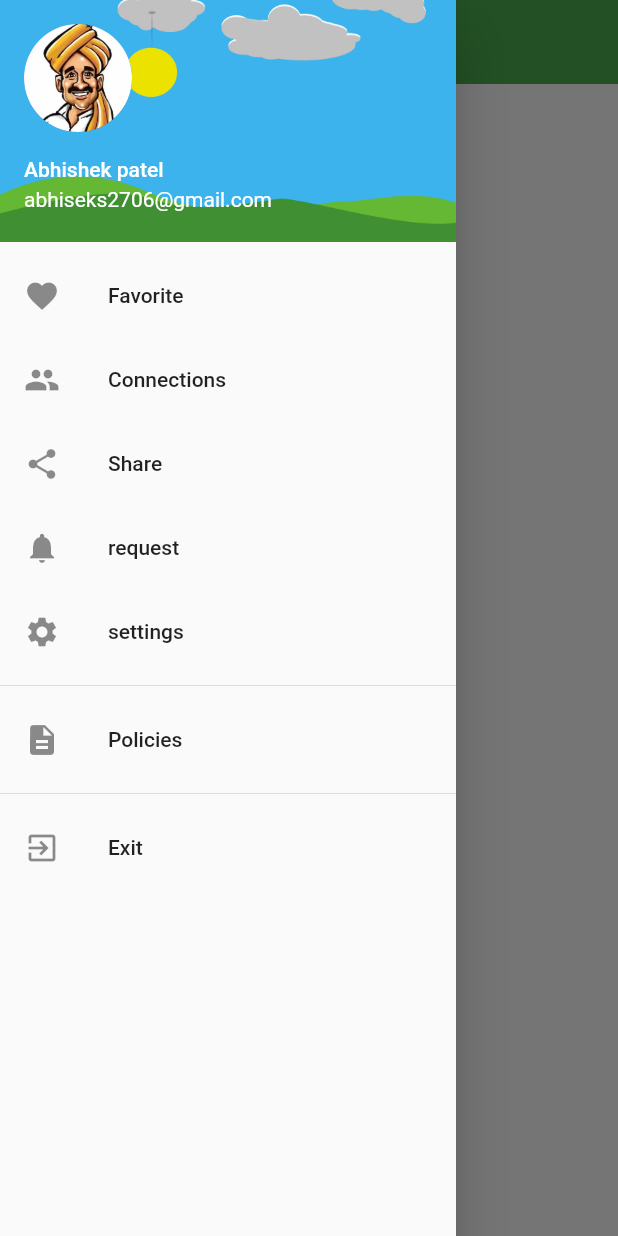
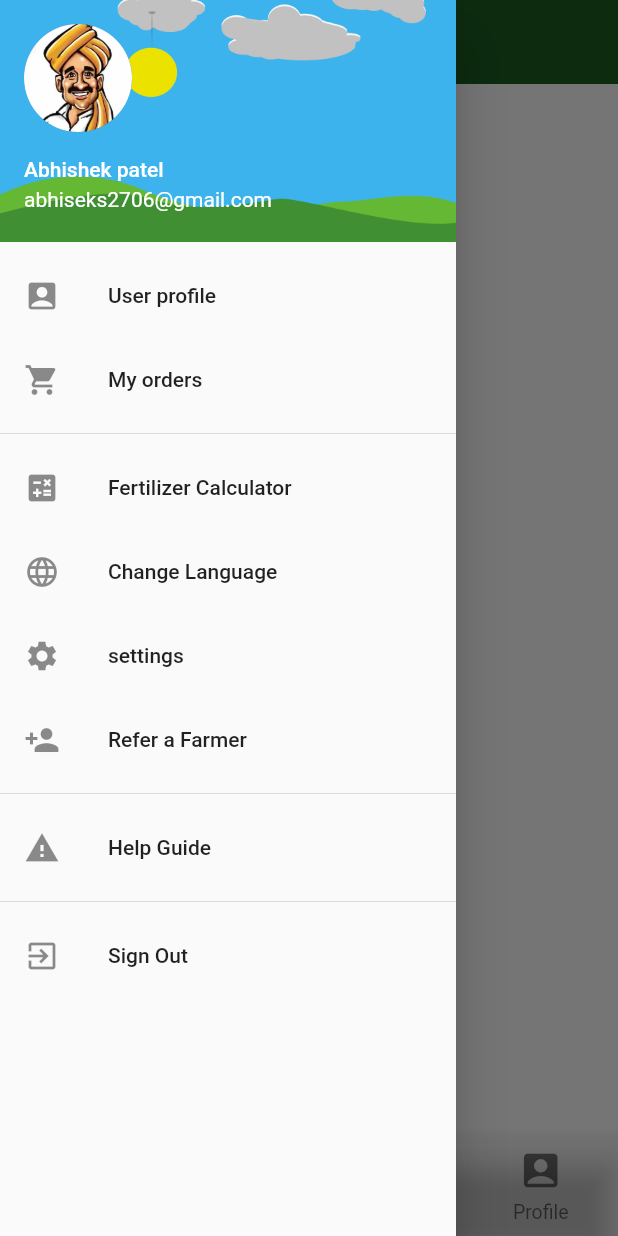
Before and after one commit to abhisheks2706/krishicare, a Flutter app: the Myhome screen opened by its route, with the side drawer open, on a phone screen of 412 x 824 dp. Run offline on Flutter 3.47's test engine with Material 2 defaults, Android fonts, the phone set to English and light mode, and no system bars; our stand-ins replace firebase_auth, firebase_core, pinput; accounts and stored records are empty.

Commit message:
home page created nav bar bottom bar

```diff
--- a/lib/nav_pages/Home.dart
+++ b/lib/nav_pages/Home.dart
@@ -8,23 +8,60 @@ class Myhome extends StatefulWidget {
   @override
   State<Myhome> createState() => _MyhomeState();
 }
+
 class _MyhomeState extends State<Myhome> {
 
+  int _currentindex =0;
   @override
   Widget build(BuildContext context) {
-
     return Scaffold(
       backgroundColor: Colors.white,
-      drawer: NavBar() ,
+      drawer: NavBar(),
       appBar: AppBar(
-        backgroundColor: Colors.green,
-        title: Text("Krishi Care"),
-        elevation: 0
+          backgroundColor: Colors.green.shade900,
+          title: Text("Krishi Care"),
+          elevation: 0),
+
+      bottomNavigationBar: BottomNavigationBar(
+        backgroundColor: Colors.white10,
+        currentIndex: _currentindex,
+          type: BottomNavigationBarType.fixed,
+          iconSize: 30,
+          selectedItemColor:  Colors.green.shade800,
+          selectedFontSize: 17,
+          unselectedFontSize: 13 ,
+
+
+
+          items: [
+        new BottomNavigationBarItem(
+          backgroundColor: Colors.grey,
+          icon: new Icon(Icons.house),
+          label: "Home",
+        ),
+        new BottomNavigationBarItem(
+          icon: new Icon(Icons.car_rental),
+          label: "Search",
+        ),
+        new BottomNavigationBarItem(
+          icon: new Icon(Icons.people),
+          label: "Connections",
+        ),
+        new BottomNavigationBarItem(
+          icon: new Icon(Icons.account_box),
+          label: "Profile",
+        ),
+
+
+      ],
+        onTap: (index){
+          setState(() {
+            _currentindex=index;
+          });
+        },
       ),
 
-    //nav bar
-
-
+      //nav bar
     );
   }
 }
--- a/lib/nav_pages/Nav_bar.dart
+++ b/lib/nav_pages/Nav_bar.dart
@@ -41,23 +41,24 @@ class _NavBarState extends State<NavBar> {
             ),
           ),
           ListTile(
-           leading: Icon(Icons.favorite ),
-            title: Text('Favorite'),
+           leading: Icon(Icons.account_box ),
+            title: Text('User profile'),
             onTap: ()=>null,
           ),
           ListTile(
-            leading: Icon(Icons.people),
-            title: Text('Connections'),
+            leading: Icon(Icons.shopping_cart),
+            title: Text('My orders'),
+            onTap: ()=>null,
+          ),
+          Divider(),
+          ListTile(
+            leading: Icon(Icons.calculate ),
+            title: Text('Fertilizer Calculator'),
             onTap: ()=>null,
           ),
           ListTile(
-            leading: Icon(Icons.share ),
-            title: Text('Share'),
-            onTap: ()=>null,
-          ),
-          ListTile(
-            leading: Icon(Icons.notifications ),
-            title: Text('request'),
+            leading: Icon(Icons.language ),
+            title: Text('Change Language'),
             onTap: ()=>null,
           ),
           ListTile(
@@ -65,18 +66,24 @@ class _NavBarState extends State<NavBar> {
             title: Text('settings'),
             onTap: ()=>null,
           ),
+          ListTile(
+            leading: Icon(Icons.person_add ),
+            title: Text('Refer a Farmer'),
+            onTap: ()=>null,
+          ),
           Divider(),
           ListTile(
-            leading: Icon(Icons.description ),
-            title: Text('Policies'),
+            leading: Icon(Icons.warning ),
+            title: Text('Help Guide'),
             onTap: ()=>null,
           ),
           Divider(),
           ListTile(
             leading: Icon(Icons.exit_to_app ),
-            title: Text('Exit'),
+            title: Text('Sign Out'),
             onTap: ()=>null,
           )
+
         ],
       ),
 
--- a/lib/phone.dart
+++ b/lib/phone.dart
@@ -117,7 +117,8 @@ class _MyphoneState extends State<Myphone> {
                        codeAutoRetrievalTimeout: (String verificationId) {},
                      );
                      //Navigator.pushNamed(context, "otp");
-                    }, child: Text('Send the code'),style: ElevatedButton.styleFrom(
+                    },
+                     child: Text('Send the code'),style: ElevatedButton.styleFrom(
                        primary: Colors.green.shade600,shape: RoundedRectangleBorder(
                        borderRadius: BorderRadius.circular(10)
                    )
```
